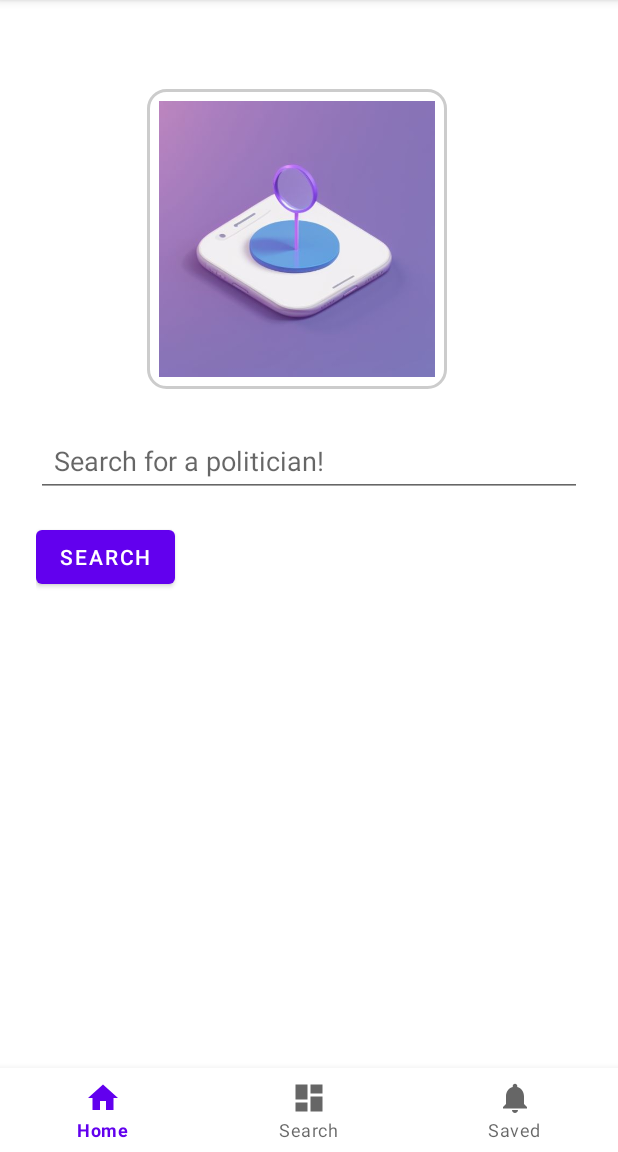
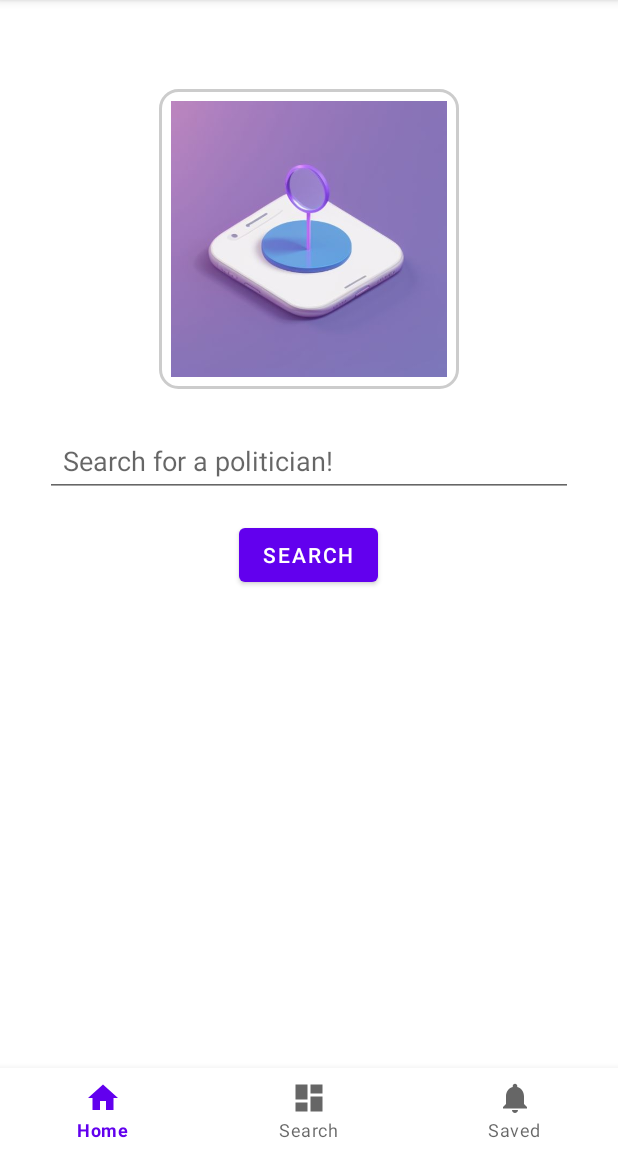
Before and after one commit to tao-luke/Stalk_Trade, an Android app: the SearchFragment screen opened through its navigation route, on a phone screen of 412 x 824 dp, the part 84-1236 px from its top. Run offline under Robolectric (Android 15) with nearby library versions, the phone set to English and light mode, and no system bars; our stand-ins replace Firebase (no records; nobody signed in at launch, a user with empty details on screens opened directly), navigation-ui.

Commit message:
update text for number of transactions, center search button

```diff
--- a/app/src/main/java/com/example/stalk/ui/politician/PoliticianFragment.kt
+++ b/app/src/main/java/com/example/stalk/ui/politician/PoliticianFragment.kt
@@ -117,7 +117,7 @@ class PoliticianFragment : Fragment(), TableAdapter.OnItemClickListener {
 
         // Display the transaction volume
         tradeViewModel.getTransactionVolume(firstName, lastName).observe(viewLifecycleOwner) { volume ->
-            binding.textViewTransactionVolume.text = "Transaction Volume: $volume"
+            binding.textViewTransactionVolume.text = "Number of Transactions: $volume"
         }
 
         // Display the performance
--- a/app/src/main/res/layout/fragment_search.xml
+++ b/app/src/main/res/layout/fragment_search.xml
@@ -23,26 +23,27 @@
         android:id="@+id/iconImageView"
         android:layout_width="200dp"
         android:layout_height="200dp"
+        android:layout_marginStart="16dp"
         android:layout_marginTop="16dp"
         android:layout_marginEnd="16dp"
+        android:background="@drawable/image_background"
         android:padding="8dp"
-        android:background="@drawable/image_background"
         android:scaleType="centerCrop"
         android:src="@drawable/ic_icon"
         app:layout_constraintEnd_toEndOf="parent"
         app:layout_constraintStart_toStartOf="parent"
         app:layout_constraintTop_toBottomOf="@id/empty" />
 
-    <LinearLayout
+    <RelativeLayout
         android:id="@+id/groupLayout"
-        android:layout_width="0dp"
-        android:layout_height="wrap_content"
+        android:layout_width="368dp"
+        android:layout_height="189dp"
         android:layout_marginTop="16dp"
         android:orientation="vertical"
         android:padding="8dp"
-        app:layout_constraintTop_toBottomOf="@id/iconImageView"
+        app:layout_constraintEnd_toEndOf="parent"
         app:layout_constraintStart_toStartOf="parent"
-        app:layout_constraintEnd_toEndOf="parent">
+        app:layout_constraintTop_toBottomOf="@id/iconImageView">
 
 
         <AutoCompleteTextView
@@ -59,9 +60,10 @@
             android:id="@+id/buttonSearch"
             android:layout_width="wrap_content"
             android:layout_height="wrap_content"
+            android:layout_centerInParent="true"
             android:layout_marginTop="16dp"
             android:gravity="center"
             android:text="Search" />
-    </LinearLayout>
+    </RelativeLayout>
 
 </androidx.constraintlayout.widget.ConstraintLayout>
```
